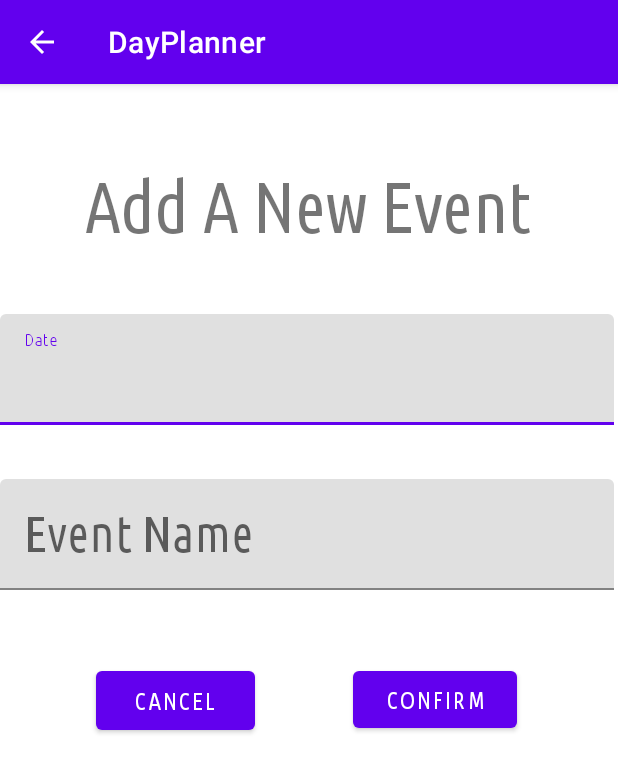
After one commit to ThompsonSeamus/DayPlanner, an Android app: the AddEventActivity screen opened directly, with no data from a screen before it, on a phone screen of 412 x 824 dp. The commit adds this screen. Shown: the top 773 px of the screen. Run offline under Robolectric (Android 15) with nearby library versions, the phone set to English and light mode, and no system bars.

Commit message:
Tried firebase, failed TODO everything

```diff
--- a/app/build.gradle
+++ b/app/build.gradle
@@ -1,5 +1,6 @@
 plugins {
     id 'com.android.application'
+    id 'com.google.gms.google-services'
 }
 
 android {
@@ -37,6 +38,7 @@ dependencies {
     implementation 'androidx.constraintlayout:constraintlayout:2.1.4'
     implementation 'androidx.legacy:legacy-support-v4:1.0.0'
     implementation 'androidx.recyclerview:recyclerview:1.2.1'
+    implementation 'com.google.firebase:firebase-database:20.0.6'
     testImplementation 'junit:junit:4.13.2'
     androidTestImplementation 'androidx.test.ext:junit:1.1.3'
     androidTestImplementation 'androidx.test.espresso:espresso-core:3.4.0'
--- a/app/src/main/AndroidManifest.xml
+++ b/app/src/main/AndroidManifest.xml
@@ -14,6 +14,10 @@
         android:theme="@style/Theme.DayPlanner"
         tools:targetApi="31">
         <activity
+            android:name=".AddEventActivity"
+            android:exported="false"
+            android:parentActivityName=".MainActivity"/>
+        <activity
             android:name=".MainActivity"
             android:exported="true">
             <intent-filter>
--- /dev/null
+++ b/app/src/main/java/com/example/dayplanner/AddEventActivity.java
@@ -0,0 +1,14 @@
+package com.example.dayplanner;
+
+import androidx.appcompat.app.AppCompatActivity;
+
+import android.os.Bundle;
+
+public class AddEventActivity extends AppCompatActivity {
+
+    @Override
+    protected void onCreate(Bundle savedInstanceState) {
+        super.onCreate(savedInstanceState);
+        setContentView(R.layout.activity_add_event);
+    }
+}
--- a/app/src/main/java/com/example/dayplanner/MainActivity.java
+++ b/app/src/main/java/com/example/dayplanner/MainActivity.java
@@ -1,14 +1,32 @@
 package com.example.dayplanner;
 
 import androidx.appcompat.app.AppCompatActivity;
+import androidx.fragment.app.Fragment;
+import androidx.fragment.app.FragmentManager;
+import androidx.fragment.app.FragmentTransaction;
 
+import android.content.Intent;
 import android.os.Bundle;
+import android.view.View;
+
+import java.util.ArrayList;
 
 public class MainActivity extends AppCompatActivity {
+
+    private ArrayList<Event> events = new ArrayList<Event>();
 
     @Override
     protected void onCreate(Bundle savedInstanceState) {
         super.onCreate(savedInstanceState);
         setContentView(R.layout.activity_main);
     }
+
+    public void goToAddEvent(View view){
+        Intent intent = new Intent(MainActivity.this, AddEventActivity.class);
+        startActivity(intent);
+    }
+
+    public void addEvent(Event event){
+
+    }
 }
--- /dev/null
+++ b/app/src/main/res/layout/activity_add_event.xml
@@ -0,0 +1,86 @@
+<?xml version="1.0" encoding="utf-8"?>
+<androidx.constraintlayout.widget.ConstraintLayout xmlns:android="http://schemas.android.com/apk/res/android"
+    xmlns:app="http://schemas.android.com/apk/res-auto"
+    xmlns:tools="http://schemas.android.com/tools"
+    android:layout_width="match_parent"
+    android:layout_height="match_parent"
+    tools:context=".AddEventActivity">
+
+    <TextView
+        android:id="@+id/add_new_event"
+        android:layout_width="wrap_content"
+        android:layout_height="wrap_content"
+        android:layout_marginTop="52dp"
+        android:fontFamily="@font/ubuntu_condensed_regular"
+        android:text="@string/add_a_new_event"
+        android:textSize="48sp"
+        app:layout_constraintEnd_toEndOf="parent"
+        app:layout_constraintHorizontal_bias="0.495"
+        app:layout_constraintStart_toStartOf="parent"
+        app:layout_constraintTop_toTopOf="parent" />
+
+    <com.google.android.material.textfield.TextInputLayout
+        android:id="@+id/textInputLayout"
+        android:layout_width="409dp"
+        android:layout_height="wrap_content"
+        android:layout_marginTop="44dp"
+        app:layout_constraintStart_toStartOf="parent"
+        app:layout_constraintTop_toBottomOf="@+id/add_new_event">
+
+        <com.google.android.material.textfield.TextInputEditText
+            android:id="@+id/date_edit_text"
+            android:layout_width="match_parent"
+            android:layout_height="wrap_content"
+            android:fontFamily="@font/ubuntu_condensed_regular"
+            android:hint="@string/date"
+            android:inputType="date"
+            android:textColorHint="#616161"
+            android:textSize="34sp"
+            tools:layout_editor_absoluteX="-54dp"
+            tools:layout_editor_absoluteY="74dp" />
+    </com.google.android.material.textfield.TextInputLayout>
+
+    <com.google.android.material.textfield.TextInputLayout
+        android:id="@+id/textInputLayout2"
+        android:layout_width="409dp"
+        android:layout_height="wrap_content"
+        android:layout_marginTop="36dp"
+        app:layout_constraintEnd_toEndOf="@+id/textInputLayout"
+        app:layout_constraintHorizontal_bias="0.0"
+        app:layout_constraintStart_toStartOf="@+id/textInputLayout"
+        app:layout_constraintTop_toBottomOf="@+id/textInputLayout">
+
+        <com.google.android.material.textfield.TextInputEditText
+            android:id="@+id/event_name_edit_text"
+            android:layout_width="match_parent"
+            android:layout_height="wrap_content"
+            android:fontFamily="@font/ubuntu_condensed_regular"
+            android:hint="@string/event_name"
+            android:inputType="text"
+            android:textSize="34sp" />
+    </com.google.android.material.textfield.TextInputLayout>
+
+    <Button
+        android:id="@+id/cancel"
+        android:layout_width="106dp"
+        android:layout_height="51dp"
+        android:layout_marginStart="64dp"
+        android:layout_marginTop="48dp"
+        android:fontFamily="@font/ubuntu_condensed_regular"
+        android:text="Cancel"
+        android:textSize="16sp"
+        app:layout_constraintStart_toStartOf="@+id/textInputLayout2"
+        app:layout_constraintTop_toBottomOf="@+id/textInputLayout2" />
+
+    <Button
+        android:id="@+id/confirm"
+        android:layout_width="109dp"
+        android:layout_height="50dp"
+        android:fontFamily="@font/ubuntu_condensed_regular"
+        android:text="Confirm"
+        android:textSize="16sp"
+        app:layout_constraintEnd_toEndOf="@+id/textInputLayout2"
+        app:layout_constraintStart_toEndOf="@+id/cancel"
+        app:layout_constraintTop_toTopOf="@+id/cancel" />
+
+</androidx.constraintlayout.widget.ConstraintLayout>
--- a/app/src/main/res/layout/activity_main.xml
+++ b/app/src/main/res/layout/activity_main.xml
@@ -36,6 +36,8 @@
         android:layout_height="wrap_content"
         android:layout_margin="25dp"
         android:clickable="true"
+        android:onClick="goToAddEvent"
+        android:contentDescription="A button"
         app:layout_constraintBottom_toBottomOf="parent"
         app:layout_constraintEnd_toEndOf="parent"
         app:srcCompat="@drawable/ic_baseline_add_24" />
--- a/app/src/main/res/values/strings.xml
+++ b/app/src/main/res/values/strings.xml
@@ -3,4 +3,7 @@
     <string name="my_day">My Day</string>
     <!-- TODO: Remove or change this placeholder text -->
     <string name="hello_blank_fragment">Hello blank fragment</string>
+    <string name="date">Date</string>
+    <string name="add_a_new_event">Add A New Event</string>
+    <string name="event_name">Event Name</string>
 </resources>
--- a/build.gradle
+++ b/build.gradle
@@ -1,4 +1,8 @@
-// Top-level build file where you can add configuration options common to all sub-projects/modules.
+buildscript {
+    dependencies {
+        classpath 'com.google.gms:google-services:4.3.14'
+    }
+}// Top-level build file where you can add configuration options common to all sub-projects/modules.
 plugins {
     id 'com.android.application' version '7.2.2' apply false
     id 'com.android.library' version '7.2.2' apply false
```
Also changed, not shown: 1 other file.
